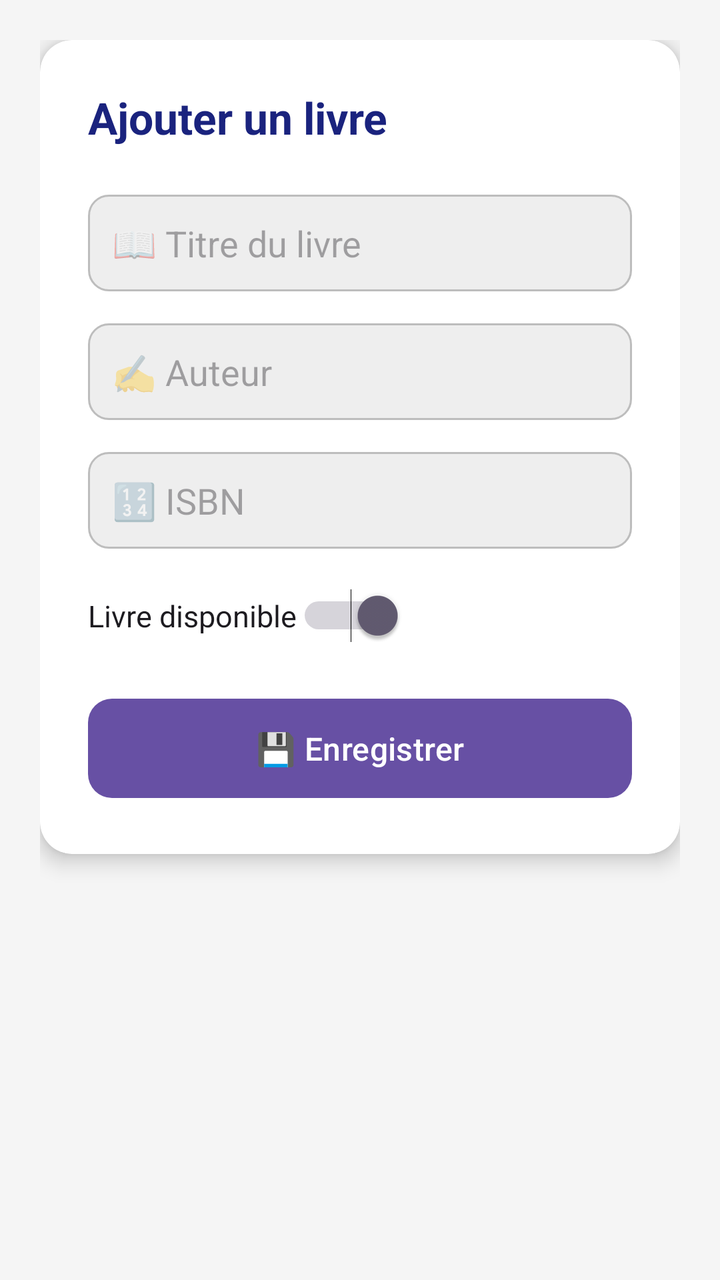
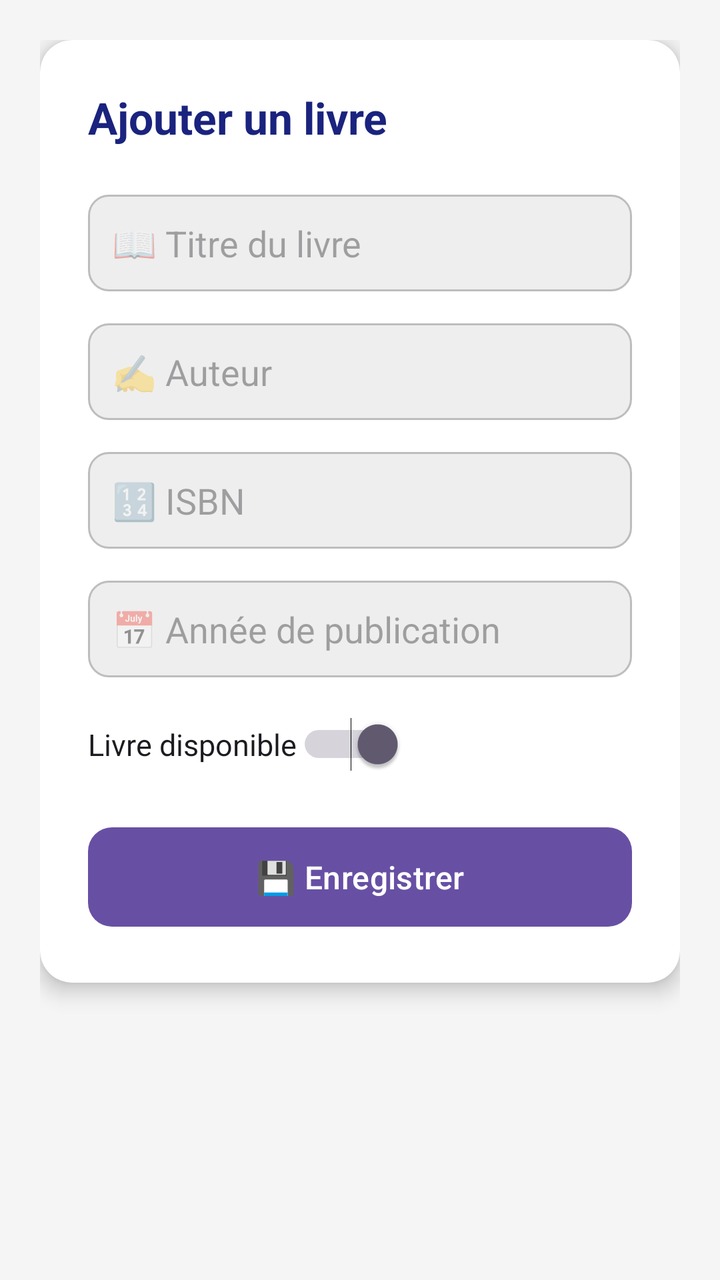

An Android layout rendered at two revisions. The XML below is the earlier revision; the diff shows what the commit changed to produce the second picture.
<!-- AndroidManifest.xml: application theme Theme.MyFirstApp -->
<!-- res/layout/activity_add_edit.xml -->
<?xml version="1.0" encoding="utf-8"?>
<ScrollView
    xmlns:android="http://schemas.android.com/apk/res/android"
    android:layout_width="match_parent"
    android:layout_height="match_parent"
    android:background="#F5F5F5">

    <LinearLayout
        android:layout_width="match_parent"
        android:layout_height="wrap_content"
        android:orientation="vertical"
        android:padding="20dp">

        <androidx.cardview.widget.CardView
            xmlns:app="http://schemas.android.com/apk/res-auto"
            android:layout_width="match_parent"
            android:layout_height="wrap_content"
            app:cardCornerRadius="16dp"
            app:cardElevation="6dp"
            android:layout_marginBottom="20dp">

            <LinearLayout
                android:layout_width="match_parent"
                android:layout_height="wrap_content"
                android:orientation="vertical"
                android:padding="24dp">

                <TextView
                    android:id="@+id/tvTitreFormulaire"
                    android:layout_width="wrap_content"
                    android:layout_height="wrap_content"
                    android:text="Ajouter un livre"
                    android:textSize="22sp"
                    android:textStyle="bold"
                    android:textColor="#1A237E"
                    android:layout_marginBottom="24dp" />

                <EditText
                    android:id="@+id/etTitre"
                    android:layout_width="match_parent"
                    android:layout_height="wrap_content"
                    android:hint="📖 Titre du livre"
                    android:inputType="text"
                    android:padding="12dp"
                    android:background="@drawable/input_background"
                    android:layout_marginBottom="16dp" />

                <EditText
                    android:id="@+id/etAuteur"
                    android:layout_width="match_parent"
                    android:layout_height="wrap_content"
                    android:hint="✍️ Auteur"
                    android:inputType="textPersonName"
                    android:padding="12dp"
                    android:background="@drawable/input_background"
                    android:layout_marginBottom="16dp" />

                <EditText
                    android:id="@+id/etIsbn"
                    android:layout_width="match_parent"
                    android:layout_height="wrap_content"
                    android:hint="🔢 ISBN"
                    android:inputType="text"
                    android:padding="12dp"
                    android:background="@drawable/input_background"
                    android:layout_marginBottom="20dp" />

                <Switch
                    android:id="@+id/switchDisponible"
                    android:layout_width="wrap_content"
                    android:layout_height="wrap_content"
                    android:text="Livre disponible"
                    android:checked="true"
                    android:textSize="15sp"
                    android:layout_marginBottom="24dp" />

                <com.google.android.material.button.MaterialButton
                    android:id="@+id/btnEnregistrer"
                    android:layout_width="match_parent"
                    android:layout_height="wrap_content"
                    android:text="💾 Enregistrer"
                    android:textSize="16sp"
                    android:padding="14dp"
                    xmlns:app="http://schemas.android.com/apk/res-auto"
                    app:cornerRadius="12dp" />

            </LinearLayout>
        </androidx.cardview.widget.CardView>

    </LinearLayout>
</ScrollView>
<!-- resources referenced by this layout -->
<resources>
  <!-- drawable input_background (drawable) -->
  <?xml version="1.0" encoding="utf-8"?>
  <shape xmlns:android="http://schemas.android.com/apk/res/android"
      android:shape="rectangle">
      <corners android:radius="10dp" />
      <solid android:color="#EEEEEE" />
      <stroke android:width="1dp" android:color="#BDBDBD" />
  </shape>
  <style name="Theme.MyFirstApp" parent="Base.Theme.MyFirstApp" />
  <style name="Base.Theme.MyFirstApp" parent="Theme.Material3.DayNight.NoActionBar">
          
          
      </style>
</resources>

<!-- the commit's change to res/layout/activity_add_edit.xml (unified diff, before → after) -->
@@ -63,6 +63,16 @@
                     android:inputType="text"
                     android:padding="12dp"
                     android:background="@drawable/input_background"
+                    android:layout_marginBottom="16dp" />
+
+                <EditText
+                    android:id="@+id/etAnnee"
+                    android:layout_width="match_parent"
+                    android:layout_height="wrap_content"
+                    android:hint="📅 Année de publication"
+                    android:inputType="number"
+                    android:padding="12dp"
+                    android:background="@drawable/input_background"
                     android:layout_marginBottom="20dp" />
 
                 <Switch
